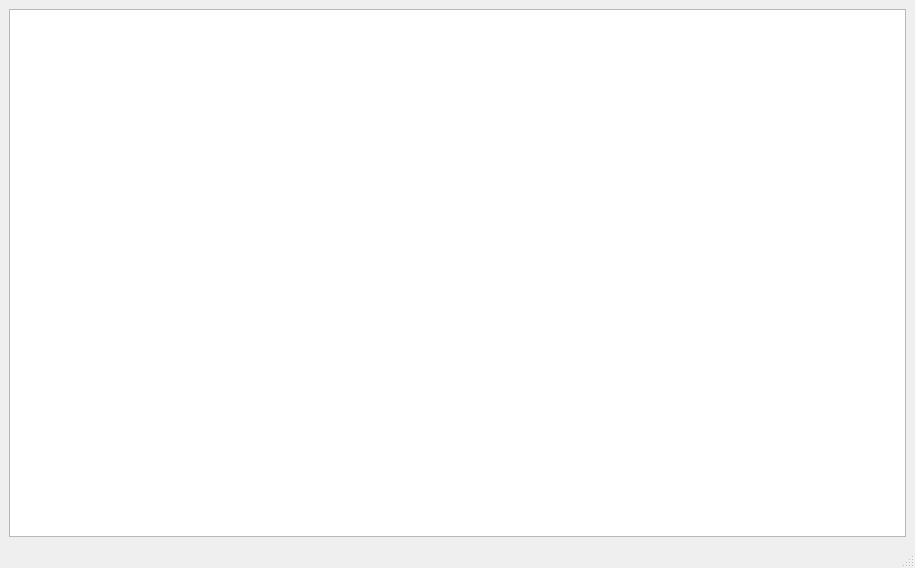
takikokos/trspo-med, file mainwindow.ui: the form before one commit.
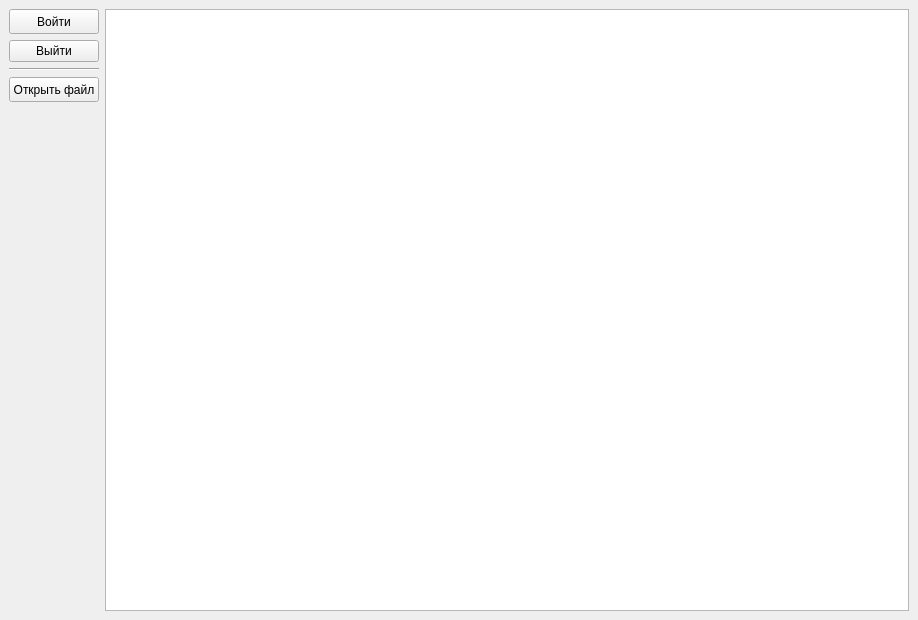
The form after the commit.

Commit message: interface and authorization

Diff of the .ui file:
```diff
--- a/mainwindow.ui
+++ b/mainwindow.ui
@@ -6,8 +6,8 @@
    <rect>
     <x>0</x>
     <y>0</y>
-    <width>915</width>
-    <height>568</height>
+    <width>918</width>
+    <height>620</height>
    </rect>
   </property>
   <property name="windowTitle">
@@ -20,15 +20,104 @@
      <height>16777215</height>
     </size>
    </property>
+   <layout class="QHBoxLayout" name="horizontalLayout">
+    <item>
+     <layout class="QVBoxLayout" name="verticalLayout">
+      <item>
+       <widget class="QPushButton" name="authButton">
+        <property name="sizePolicy">
+         <sizepolicy hsizetype="Fixed" vsizetype="Fixed">
+          <horstretch>0</horstretch>
+          <verstretch>0</verstretch>
+         </sizepolicy>
+        </property>
+        <property name="minimumSize">
+         <size>
+          <width>90</width>
+          <height>25</height>
+         </size>
+        </property>
+        <property name="maximumSize">
+         <size>
+          <width>90</width>
+          <height>25</height>
+         </size>
+        </property>
+        <property name="text">
+         <string>Войти</string>
+        </property>
+       </widget>
+      </item>
+      <item>
+       <widget class="QPushButton" name="exitButton">
+        <property name="text">
+         <string>Выйти</string>
+        </property>
+       </widget>
+      </item>
+      <item>
+       <widget class="Line" name="line">
+        <property name="orientation">
+         <enum>Qt::Horizontal</enum>
+        </property>
+       </widget>
+      </item>
+      <item>
+       <widget class="QPushButton" name="openFileButton">
+        <property name="sizePolicy">
+         <sizepolicy hsizetype="Fixed" vsizetype="Fixed">
+          <horstretch>0</horstretch>
+          <verstretch>0</verstretch>
+         </sizepolicy>
+        </property>
+        <property name="minimumSize">
+         <size>
+          <width>90</width>
+          <height>25</height>
+         </size>
+        </property>
+        <property name="maximumSize">
+         <size>
+          <width>90</width>
+          <height>25</height>
+         </size>
+        </property>
+        <property name="text">
+         <string>Открыть файл</string>
+        </property>
+       </widget>
+      </item>
+      <item>
+       <spacer name="verticalSpacer">
+        <property name="orientation">
+         <enum>Qt::Vertical</enum>
+        </property>
+        <property name="sizeHint" stdset="0">
+         <size>
+          <width>20</width>
+          <height>40</height>
+         </size>
+        </property>
+       </spacer>
+      </item>
+     </layout>
+    </item>
+    <item>
    <layout class="QVBoxLayout" name="verticalLayout_2">
     <item>
      <widget class="QTableView" name="tableView">
       <property name="sizePolicy">
-       <sizepolicy hsizetype="Preferred" vsizetype="Preferred">
+         <sizepolicy hsizetype="Expanding" vsizetype="Expanding">
         <horstretch>0</horstretch>
         <verstretch>0</verstretch>
        </sizepolicy>
       </property>
+        <property name="minimumSize">
+         <size>
+          <width>800</width>
+          <height>600</height>
+         </size>
+        </property>
       <property name="sortingEnabled">
        <bool>true</bool>
       </property>
@@ -41,18 +130,9 @@
      </widget>
     </item>
    </layout>
+    </item>
+   </layout>
   </widget>
-  <widget class="QMenuBar" name="menubar">
-   <property name="geometry">
-    <rect>
-     <x>0</x>
-     <y>0</y>
-     <width>915</width>
-     <height>26</height>
-    </rect>
-   </property>
-  </widget>
-  <widget class="QStatusBar" name="statusbar"/>
  </widget>
  <resources/>
  <connections/>
```
Lines whose indentation alone changed are shown as unchanged. The commit also changes 3 other files.
